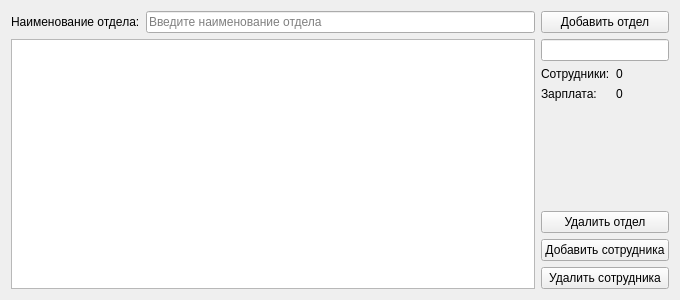
Qt form Company/centralwidget.ui (qNickq/AVSoft) before a commit.
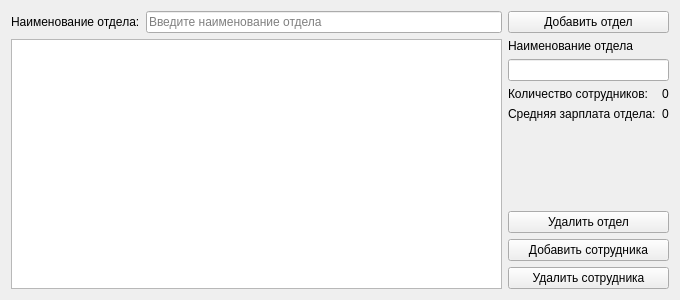
The same form after that commit.

```diff
--- a/Company/centralwidget.ui
+++ b/Company/centralwidget.ui
@@ -161,35 +161,48 @@
      <property name="sizeConstraint">
       <enum>QLayout::SetFixedSize</enum>
      </property>
-     <item row="1" column="1">
+     <item row="2" column="1">
       <widget class="QLabel" name="_lCount">
        <property name="text">
         <string>0</string>
        </property>
       </widget>
      </item>
-     <item row="2" column="0">
+     <item row="3" column="0">
       <widget class="QLabel" name="label_5">
        <property name="text">
-        <string>Зарплата:</string>
+        <string>Средняя зарплата отдела:</string>
        </property>
       </widget>
      </item>
-     <item row="2" column="1">
+     <item row="3" column="1">
       <widget class="QLabel" name="_lSalary">
        <property name="text">
         <string>0</string>
        </property>
       </widget>
      </item>
-     <item row="1" column="0">
+     <item row="0" column="0">
+      <widget class="QLabel" name="label_2">
+       <property name="layoutDirection">
+        <enum>Qt::LeftToRight</enum>
+       </property>
+       <property name="text">
+        <string>Наименование отдела</string>
+       </property>
+       <property name="alignment">
+        <set>Qt::AlignLeading|Qt::AlignLeft|Qt::AlignVCenter</set>
+       </property>
+      </widget>
+     </item>
+     <item row="2" column="0">
       <widget class="QLabel" name="label_3">
        <property name="text">
-        <string>Сотрудники:</string>
+        <string>Количество сотрудников:</string>
        </property>
       </widget>
      </item>
-     <item row="0" column="0" colspan="2">
+     <item row="1" column="0" colspan="2">
       <widget class="QLineEdit" name="_lineName">
        <property name="sizePolicy">
         <sizepolicy hsizetype="Preferred" vsizetype="Fixed">
```
Left out of the diff: 78 changed lines with no effect on the pictures.
